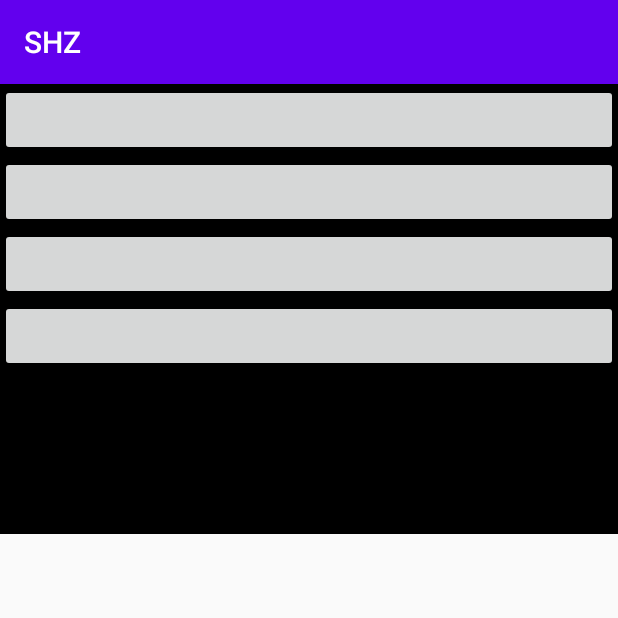
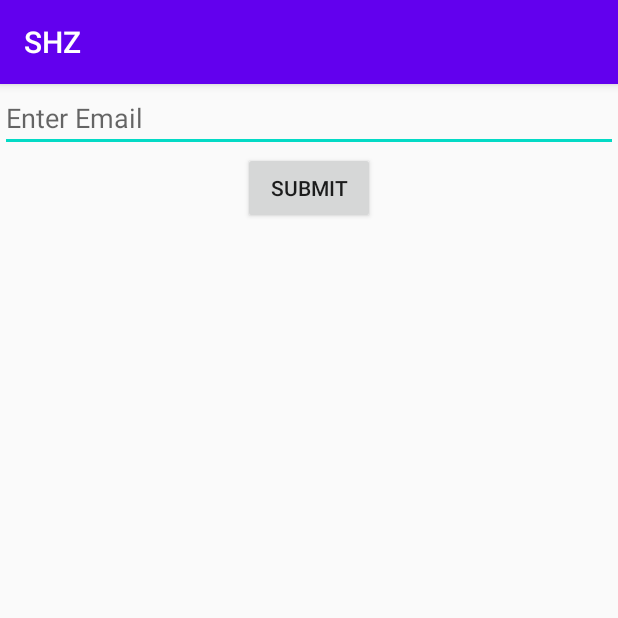
Before and after one commit to SagheerHussainZardari/EasyAndroid, an Android app: the screen it shows after launch (MainActivity), on a phone screen of 412 x 824 dp, the top half of it. Run offline under Robolectric (Android 15) with nearby library versions, the phone set to English and light mode, and no system bars.

Commit message:
Email and Phone Verifcation Added With Errors Also Shwoing

```diff
--- a/app/src/main/res/layout/activity_main.xml
+++ b/app/src/main/res/layout/activity_main.xml
@@ -7,38 +7,22 @@
     tools:context=".MainActivity">
 
 
-    <LinearLayout
-        android:id="@+id/layout"
+    <EditText
+        android:id="@+id/et_Email"
         android:layout_width="0dp"
-        android:layout_height="300dp"
-        android:background="#000"
-        android:orientation="vertical"
+        android:layout_height="wrap_content"
+        android:hint="Enter Email"
         app:layout_constraintEnd_toEndOf="parent"
         app:layout_constraintStart_toStartOf="parent"
-        app:layout_constraintTop_toTopOf="parent" >
+        app:layout_constraintTop_toTopOf="parent" />
 
-
-        <Button
-            android:layout_width="match_parent"
-            android:layout_height="wrap_content"/>
-
-
-        <Button
-            android:layout_width="match_parent"
-            android:layout_height="wrap_content"/>
-
-
-        <Button
-            android:layout_width="match_parent"
-            android:layout_height="wrap_content"/>
-
-
-        <Button
-            android:layout_width="match_parent"
-            android:layout_height="wrap_content"/>
-
-
-    </LinearLayout>
-
+    <Button
+        android:id="@+id/btnButton"
+        android:layout_width="wrap_content"
+        android:layout_height="wrap_content"
+        android:text="submit"
+        app:layout_constraintEnd_toEndOf="parent"
+        app:layout_constraintStart_toStartOf="parent"
+        app:layout_constraintTop_toBottomOf="@+id/et_Email" />
 
 </androidx.constraintlayout.widget.ConstraintLayout>
```
Also changed, not shown: app/src/main/java/com/sagheerhussainzardari/shz/Utils.kt (+37 -6 lines), easyandroid/src/main/java/com/sagheerhussainzardari/easyandroid/Utils.kt (+40 -9 lines).
